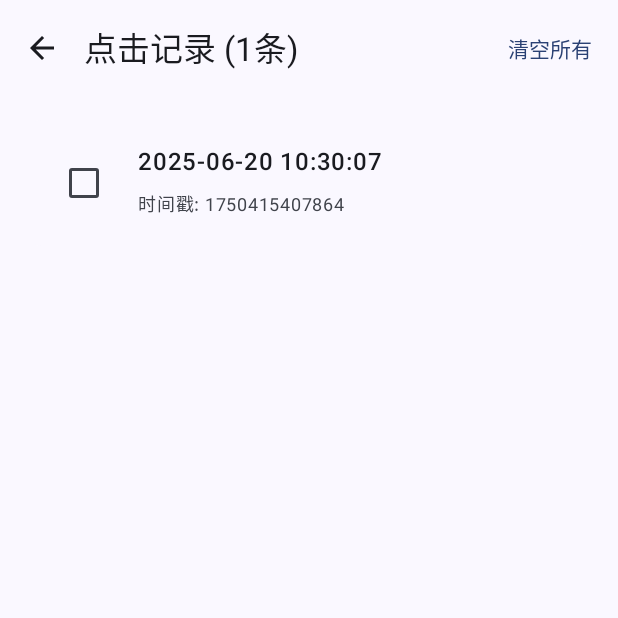
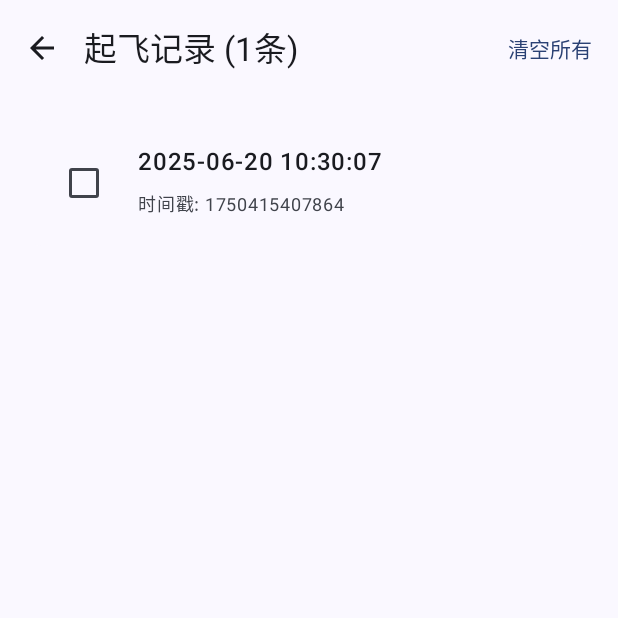
Before and after one commit to NayamiOR/Acum, an Android app built with Jetpack Compose: the screen it shows after launch (MainActivity), after a tap on "查看记录", on a phone screen of 412 x 824 dp, the top half of it. Run offline under Robolectric (Android 15) with nearby library versions, the phone set to English and light mode, and no system bars; our stand-ins replace livedata-compose; 1 other tap on this screen came first.

Commit message:
更直白了

```diff
--- a/app/src/main/java/com/example/acum/ClickDataManager.kt
+++ b/app/src/main/java/com/example/acum/ClickDataManager.kt
@@ -107,12 +107,12 @@ class ClickDataManager(context: Context) {
     fun getLastClickTimeAgo(): String {
         val records = getClickRecords()
         if (records.isEmpty()) {
-            return "还未点击过"
+            return "还未起飞过"
         }
 
         val lastClick = records.maxByOrNull { it.timestamp }
         if (lastClick == null) {
-            return "还未点击过"
+            return "还未起飞过"
         }
 
         val now = System.currentTimeMillis()
--- a/app/src/main/java/com/example/acum/MainActivity.kt
+++ b/app/src/main/java/com/example/acum/MainActivity.kt
@@ -73,7 +73,7 @@ fun MainScreen(
     val weekCount by viewModel.weekCount.observeAsState(0)
     val monthCount by viewModel.monthCount.observeAsState(0)
     val yearCount by viewModel.yearCount.observeAsState(0)
-    val lastClickTimeAgo by viewModel.lastClickTimeAgo.observeAsState("还未点击过")
+    val lastClickTimeAgo by viewModel.lastClickTimeAgo.observeAsState("还未起飞过")
 
     Column(
         modifier = modifier
@@ -91,7 +91,7 @@ fun MainScreen(
             verticalAlignment = Alignment.CenterVertically
         ) {
             Text(
-                text = "点击计数器",
+                text = "起飞计数器",
                 fontSize = 28.sp,
                 fontWeight = FontWeight.Bold,
                 color = MaterialTheme.colorScheme.primary
@@ -123,7 +123,7 @@ fun MainScreen(
                 )
             ) {
                 Text(
-                    text = "点击",
+                    text = "起飞",
                     fontSize = 32.sp,
                     fontWeight = FontWeight.Bold,
                     color = Color.White
@@ -133,7 +133,7 @@ fun MainScreen(
             Spacer(modifier = Modifier.height(16.dp))
 
             Text(
-                text = "上次点击：$lastClickTimeAgo",
+                text = "上次起飞：$lastClickTimeAgo",
                 fontSize = 16.sp,
                 color = MaterialTheme.colorScheme.onSurfaceVariant,
                 textAlign = TextAlign.Center
--- a/app/src/main/java/com/example/acum/RecordsScreen.kt
+++ b/app/src/main/java/com/example/acum/RecordsScreen.kt
@@ -34,7 +34,7 @@ fun RecordsScreen(
     Column(modifier = Modifier.fillMaxSize()) {
         // 顶部应用栏
         TopAppBar(
-            title = { Text("点击记录 (${allRecords.size}条)") },
+            title = { Text("起飞记录 (${allRecords.size}条)") },
             navigationIcon = {
                 IconButton(onClick = onNavigateBack) {
                     Icon(Icons.Default.ArrowBack, contentDescription = "返回")
@@ -60,12 +60,12 @@ fun RecordsScreen(
             ) {
                 Column(horizontalAlignment = Alignment.CenterHorizontally) {
                     Text(
-                        text = "暂无点击记录",
+                        text = "暂无起飞记录",
                         fontSize = 18.sp,
                         color = MaterialTheme.colorScheme.onSurfaceVariant
                     )
                     Text(
-                        text = "去主页点击按钮开始记录吧！",
+                        text = "去主页起飞按钮开始记录吧！",
                         fontSize = 14.sp,
                         color = MaterialTheme.colorScheme.onSurfaceVariant,
                         modifier = Modifier.padding(top = 8.dp)
```
